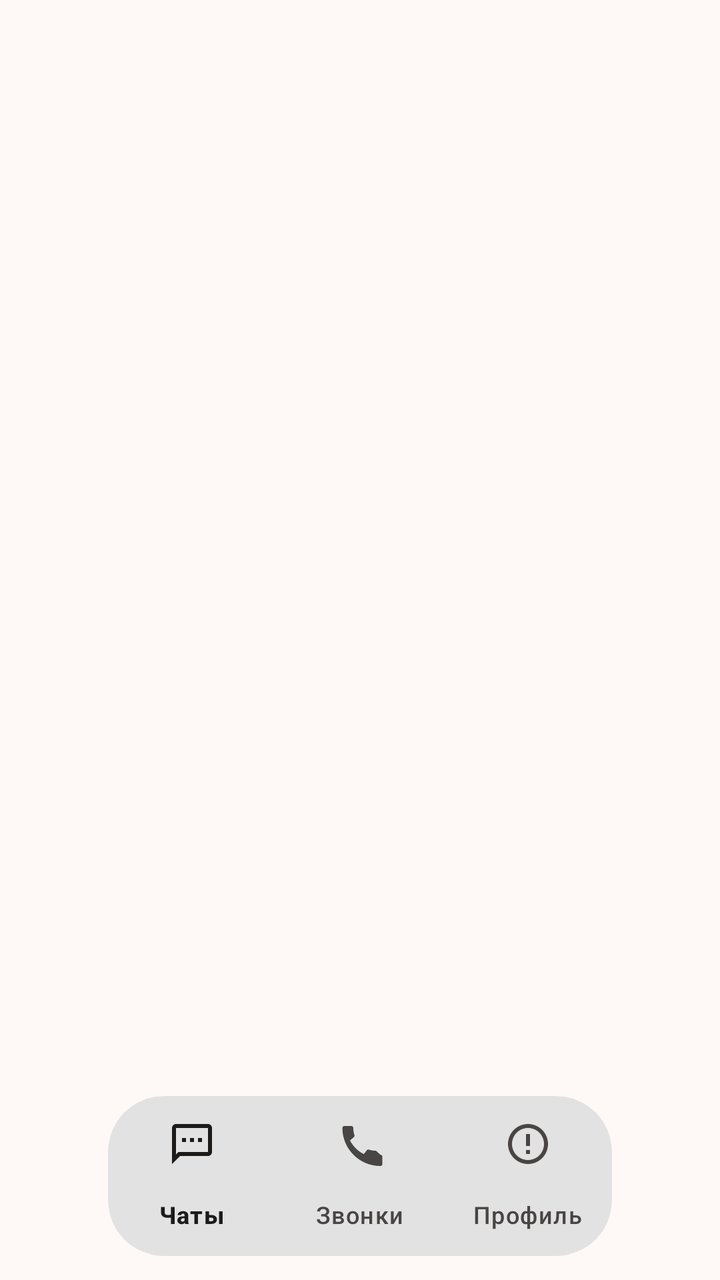
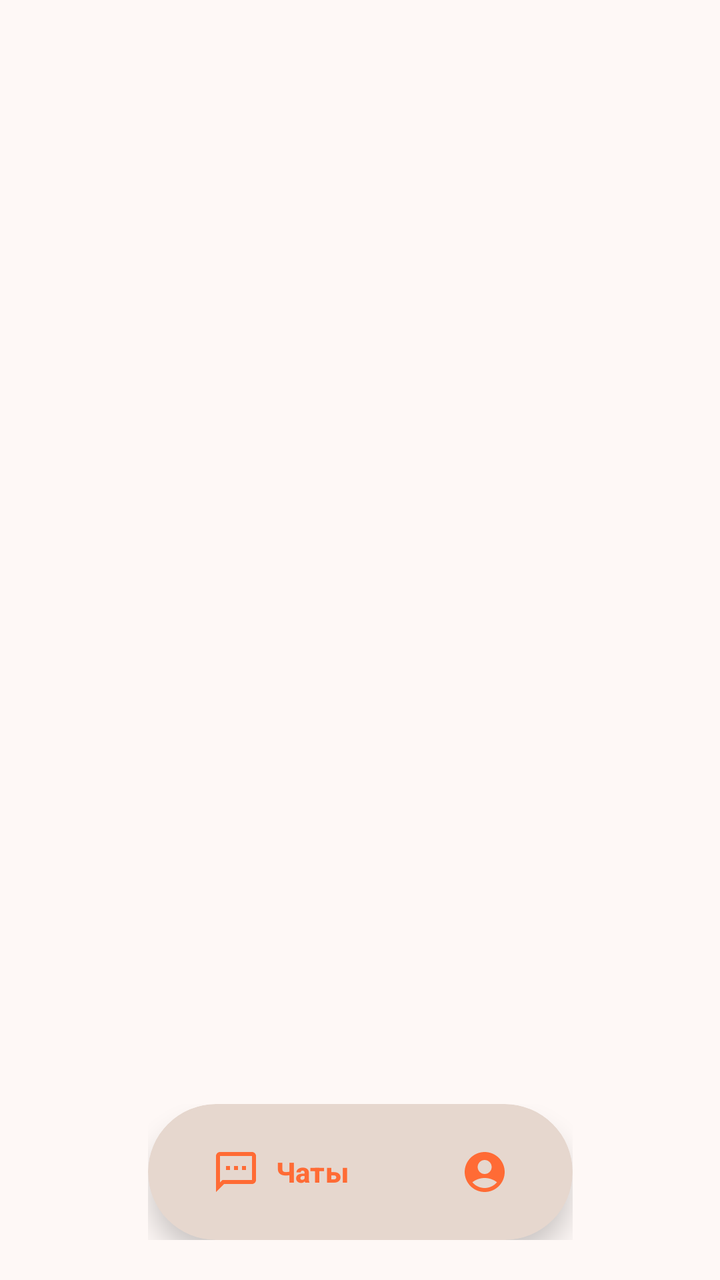

An Android layout rendered at two revisions. The XML below is the earlier revision; the diff shows what the commit changed to produce the second picture.
<!-- AndroidManifest.xml: activity theme Theme.BarkfluffClientAndroid -->
<!-- res/layout/activity_main.xml -->
<?xml version="1.0" encoding="utf-8"?>
<androidx.constraintlayout.widget.ConstraintLayout xmlns:android="http://schemas.android.com/apk/res/android"
    xmlns:app="http://schemas.android.com/apk/res-auto"
    android:layout_width="match_parent"
    android:layout_height="match_parent"
    android:background="?android:attr/colorBackground"
    android:fitsSystemWindows="true">

    
    <FrameLayout
        android:id="@+id/fragmentContainer"
        android:layout_width="0dp"
        android:layout_height="0dp"
        app:layout_constraintTop_toTopOf="parent"
        app:layout_constraintBottom_toBottomOf="parent"
        app:layout_constraintStart_toStartOf="parent"
        app:layout_constraintEnd_toEndOf="parent" />

    
    <com.google.android.material.card.MaterialCardView
        android:id="@+id/bottomNavCard"
        android:layout_width="0dp"
        android:layout_height="wrap_content"
        android:layout_marginBottom="12dp"
        app:layout_constraintWidth_max="252dp"
        app:cardBackgroundColor="?attr/colorSurfaceContainerHighest"
        app:cardCornerRadius="28dp"
        app:cardElevation="0dp"
        app:strokeWidth="0dp"
        app:layout_constraintBottom_toBottomOf="parent"
        app:layout_constraintStart_toStartOf="parent"
        app:layout_constraintEnd_toEndOf="parent">

        <com.google.android.material.bottomnavigation.BottomNavigationView
            android:id="@+id/bottomNavigation"
            android:layout_width="match_parent"
            android:layout_height="wrap_content"
            android:background="@android:color/transparent"
            android:paddingStart="0dp"
            android:paddingEnd="0dp"
            app:itemActiveIndicatorStyle="@style/BottomNav.ActiveIndicator.Compact"
            app:itemHorizontalTranslationEnabled="false"
            app:itemIconTint="@color/bottom_nav_item_color"
            app:itemTextColor="@color/bottom_nav_item_color"
            app:labelVisibilityMode="labeled"
            app:menu="@menu/bottom_nav_menu" />

    </com.google.android.material.card.MaterialCardView>

    <com.google.android.material.floatingactionbutton.FloatingActionButton
        android:id="@+id/createChatFab"
        style="?attr/floatingActionButtonSmallStyle"
        android:layout_width="wrap_content"
        android:layout_height="wrap_content"
        android:layout_marginEnd="16dp"
        android:layout_marginBottom="16dp"
        android:contentDescription="@string/cd_create_chat"
        android:visibility="gone"
        app:backgroundTint="?attr/colorPrimaryContainer"
        app:srcCompat="@drawable/ic_add_chat"
        app:tint="?attr/colorOnPrimaryContainer"
        app:layout_constraintBottom_toTopOf="@id/bottomNavCard"
        app:layout_constraintEnd_toEndOf="parent" />

</androidx.constraintlayout.widget.ConstraintLayout>
<!-- resources referenced by this layout -->
<resources>
  <!-- drawable ic_add_chat (drawable) -->
  <vector xmlns:android="http://schemas.android.com/apk/res/android"
      android:width="24dp"
      android:height="24dp"
      android:viewportWidth="24"
      android:viewportHeight="24">
      <path android:fillColor="#FF000000" android:pathData="M20,2L4,2c-1.1,0 -2,0.9 -2,2v12c0,1.1 0.9,2 2,2h4l4,4 4,-4h4c1.1,0 2,-0.9 2,-2L22,4c0,-1.1 -0.9,-2 -2,-2zM13,11h-2v2L9,13v-2L7,11L7,9h2L9,7h2v2h2v2z" />
  </vector>
  <string name="cd_create_chat">Создать чат</string>
  <style name="BottomNav.ActiveIndicator.Compact" parent="Widget.Material3.BottomNavigationView.ActiveIndicator">
          <item name="android:color">?attr/colorPrimaryContainer</item>
          <item name="android:height">40dp</item>
          <item name="android:width">56dp</item>
          <item name="shapeAppearance">@style/BottomNav.ActiveIndicator.Shape.Compact</item>
      </style>
  <style name="BottomNav.ActiveIndicator.Shape.Compact" parent="ShapeAppearance.Material3.Corner.Full">
          <item name="cornerSize">14dp</item>
      </style>
  <color name="error">#BA1A1A</color>
  <color name="surface">#FEF8F6</color>
  <color name="outline">#7C7775</color>
  <!-- unchanged entries left out for length: 30 -->
</resources>

<!-- the commit's change to res/layout/activity_main.xml (unified diff, before → after) -->
@@ -17,49 +17,174 @@
         app:layout_constraintEnd_toEndOf="parent" />
 
     
-    <com.google.android.material.card.MaterialCardView
-        android:id="@+id/bottomNavCard"
+    <com.google.android.material.bottomnavigation.BottomNavigationView
+        android:id="@+id/bottomNavigation"
         android:layout_width="0dp"
-        android:layout_height="wrap_content"
-        android:layout_marginBottom="12dp"
-        app:layout_constraintWidth_max="252dp"
-        app:cardBackgroundColor="?attr/colorSurfaceContainerHighest"
-        app:cardCornerRadius="28dp"
-        app:cardElevation="0dp"
-        app:strokeWidth="0dp"
-        app:layout_constraintBottom_toBottomOf="parent"
-        app:layout_constraintStart_toStartOf="parent"
-        app:layout_constraintEnd_toEndOf="parent">
+        android:layout_height="0dp"
+        android:visibility="gone" />
 
-        <com.google.android.material.bottomnavigation.BottomNavigationView
-            android:id="@+id/bottomNavigation"
-            android:layout_width="match_parent"
-            android:layout_height="wrap_content"
-            android:background="@android:color/transparent"
-            android:paddingStart="0dp"
-            android:paddingEnd="0dp"
-            app:itemActiveIndicatorStyle="@style/BottomNav.ActiveIndicator.Compact"
-            app:itemHorizontalTranslationEnabled="false"
-            app:itemIconTint="@color/bottom_nav_item_color"
-            app:itemTextColor="@color/bottom_nav_item_color"
-            app:labelVisibilityMode="labeled"
-            app:menu="@menu/bottom_nav_menu" />
-
-    </com.google.android.material.card.MaterialCardView>
-
-    <com.google.android.material.floatingactionbutton.FloatingActionButton
-        android:id="@+id/createChatFab"
-        style="?attr/floatingActionButtonSmallStyle"
+    
+    <LinearLayout
+        android:id="@+id/floatingNavContainer"
         android:layout_width="wrap_content"
         android:layout_height="wrap_content"
-        android:layout_marginEnd="16dp"
-        android:layout_marginBottom="16dp"
-        android:contentDescription="@string/cd_create_chat"
-        android:visibility="gone"
-        app:backgroundTint="?attr/colorPrimaryContainer"
-        app:srcCompat="@drawable/ic_add_chat"
-        app:tint="?attr/colorOnPrimaryContainer"
-        app:layout_constraintBottom_toTopOf="@id/bottomNavCard"
-        app:layout_constraintEnd_toEndOf="parent" />
+        android:layout_marginBottom="20dp"
+        android:clipChildren="false"
+        android:clipToPadding="false"
+        android:gravity="center_vertical"
+        android:orientation="horizontal"
+        app:layout_constraintBottom_toBottomOf="parent"
+        app:layout_constraintEnd_toEndOf="parent"
+        app:layout_constraintStart_toStartOf="parent">
+
+        <com.google.android.material.card.MaterialCardView
+            android:id="@+id/bottomNavCard"
+            android:layout_width="wrap_content"
+            android:layout_height="68dp"
+            android:clipChildren="false"
+            android:clipToPadding="false"
+            app:cardBackgroundColor="@color/floating_nav_group"
+            app:cardCornerRadius="34dp"
+            app:cardElevation="8dp"
+            app:cardUseCompatPadding="false"
+            app:strokeWidth="0dp">
+
+            <LinearLayout
+                android:id="@+id/floatingNavTabs"
+                android:layout_width="wrap_content"
+                android:layout_height="match_parent"
+                android:clipChildren="false"
+                android:clipToPadding="false"
+                android:gravity="center_vertical"
+                android:orientation="horizontal"
+                android:padding="8dp">
+
+                <FrameLayout
+                    android:id="@+id/chatNavTab"
+                    android:layout_width="wrap_content"
+                    android:layout_height="52dp"
+                    android:clipChildren="false"
+                    android:clipToPadding="false">
+
+                    <com.google.android.material.button.MaterialButton
+                        android:id="@+id/chatNavButton"
+                        style="?attr/materialButtonOutlinedStyle"
+                        android:layout_width="wrap_content"
+                        android:layout_height="52dp"
+                        android:insetTop="0dp"
+                        android:insetBottom="0dp"
+                        android:minWidth="0dp"
+                        android:minHeight="0dp"
+                        android:text="@string/nav_chats"
+                        android:textAllCaps="false"
+                        android:textStyle="bold"
+                        app:cornerRadius="26dp"
+                        app:icon="@drawable/ic_chat_bubble"
+                        app:iconGravity="textStart"
+                        app:iconPadding="8dp"
+                        app:iconSize="24dp"
+                        app:strokeWidth="0dp" />
+
+                    <TextView
+                        android:id="@+id/chatUnreadBadge"
+                        android:layout_width="wrap_content"
+                        android:layout_height="17dp"
+                        android:layout_gravity="top|end"
+                        android:background="@drawable/bg_floating_nav_badge"
+                        android:gravity="center"
+                        android:minWidth="17dp"
+                        android:paddingHorizontal="4dp"
+                        android:textColor="@color/floating_nav_badge_text"
+                        android:textSize="10sp"
+                        android:textStyle="bold"
+                        android:translationX="4dp"
+                        android:translationY="-4dp"
+                        android:visibility="gone" />
+
+                </FrameLayout>
+
+                <FrameLayout
+                    android:id="@+id/callsNavTab"
+                    android:layout_width="wrap_content"
+                    android:layout_height="52dp"
+                    android:layout_marginStart="8dp"
+                    android:visibility="gone">
+
+                    <com.google.android.material.button.MaterialButton
+                        android:id="@+id/callsNavButton"
+                        style="?attr/materialButtonOutlinedStyle"
+                        android:layout_width="wrap_content"
+                        android:layout_height="52dp"
+                        android:insetTop="0dp"
+                        android:insetBottom="0dp"
+                        android:minWidth="0dp"
+                        android:minHeight="0dp"
+                        android:textAllCaps="false"
+                        android:textStyle="bold"
+                        app:cornerRadius="26dp"
+                        app:icon="@drawable/ic_phone"
+                        app:iconGravity="textStart"
+                        app:iconPadding="0dp"
+                        app:iconSize="24dp"
+                        app:strokeWidth="0dp" />
+
+                </FrameLayout>
+
+                <FrameLayout
+                    android:id="@+id/profileNavTab"
+                    android:layout_width="wrap_content"
+                    android:layout_height="52dp"
+                    android:layout_marginStart="8dp">
+
+                    <com.google.android.material.button.MaterialButton
+                        android:id="@+id/profileNavButton"
+                        style="?attr/materialButtonOutlinedStyle"
+                        android:layout_width="wrap_content"
+                        android:layout_height="52dp"
+                        android:insetTop="0dp"
+                        android:insetBottom="0dp"
+                        android:minWidth="0dp"
+                        android:minHeight="0dp"
+                        android:textAllCaps="false"
+                        android:textStyle="bold"
+                        app:cornerRadius="26dp"
+                        app:icon="@drawable/ic_account"
+                        app:iconGravity="textStart"
+                        app:iconPadding="0dp"
+                        app:iconSize="24dp"
+                        app:strokeWidth="0dp" />
+
+                    <View
+                        android:id="@+id/profileUpdateBadge"
+                        android:layout_width="8dp"
+                        android:layout_height="8dp"
+                        android:layout_gravity="top|end"
+                        android:background="@drawable/bg_floating_nav_update_badge"
+                        android:translationX="-2dp"
+                        android:translationY="4dp"
+                        android:visibility="gone" />
+
+                </FrameLayout>
+
+            </LinearLayout>
+
+        </com.google.android.material.card.MaterialCardView>
+
+        <com.google.android.material.floatingactionbutton.FloatingActionButton
+            android:id="@+id/createChatFab"
+            android:layout_width="64dp"
+            android:layout_height="64dp"
+            android:layout_marginStart="10dp"
+            android:contentDescription="@string/cd_new_chat"
+            android:visibility="gone"
+            app:backgroundTint="@color/floating_nav_fab"
+            app:fabCustomSize="64dp"
+            app:maxImageSize="26dp"
+            app:rippleColor="@color/floating_nav_active"
+            app:shapeAppearanceOverlay="@style/ShapeAppearanceOverlay.Barkfluff.FloatingNavFab"
+            app:srcCompat="@drawable/ic_edit_square"
+            app:tint="@color/floating_nav_fab_content" />
+
+    </LinearLayout>
 
 </androidx.constraintlayout.widget.ConstraintLayout>
<!-- resource entries referenced after the edit -->
@@ -1,23 +1,84 @@
 <!-- resources referenced by this layout -->
 <resources>
-  <!-- drawable ic_add_chat (drawable) -->
+  <color name="floating_nav_active">#8C351C</color>
+  <color name="floating_nav_badge_text">#8C351C</color>
+  <color name="floating_nav_fab">#F0DDD4</color>
+  <color name="floating_nav_fab_content">#8C351C</color>
+  <color name="floating_nav_group">#E6D7CE</color>
+  <!-- drawable bg_floating_nav_badge (drawable) -->
+  <?xml version="1.0" encoding="utf-8"?>
+  <shape xmlns:android="http://schemas.android.com/apk/res/android"
+      android:shape="rectangle">
+      <solid android:color="@color/floating_nav_badge" />
+      <corners android:radius="9dp" />
+  </shape>
+  <!-- drawable bg_floating_nav_update_badge (drawable) -->
+  <?xml version="1.0" encoding="utf-8"?>
+  <shape xmlns:android="http://schemas.android.com/apk/res/android"
+      android:shape="oval">
+      <solid android:color="@color/floating_nav_update_badge" />
+  </shape>
+  <!-- drawable ic_account (drawable) -->
+  <?xml version="1.0" encoding="utf-8"?>
   <vector xmlns:android="http://schemas.android.com/apk/res/android"
       android:width="24dp"
       android:height="24dp"
       android:viewportWidth="24"
       android:viewportHeight="24">
-      <path android:fillColor="#FF000000" android:pathData="M20,2L4,2c-1.1,0 -2,0.9 -2,2v12c0,1.1 0.9,2 2,2h4l4,4 4,-4h4c1.1,0 2,-0.9 2,-2L22,4c0,-1.1 -0.9,-2 -2,-2zM13,11h-2v2L9,13v-2L7,11L7,9h2L9,7h2v2h2v2z" />
+      <path
+          android:fillColor="?attr/colorOnSurface"
+          android:pathData="M12,2C6.48,2 2,6.48 2,12s4.48,10 10,10 10,-4.48 10,-10S17.52,2 12,2zM12,6c1.93,0 3.5,1.57 3.5,3.5S13.93,13 12,13s-3.5,-1.57 -3.5,-3.5S10.07,6 12,6zM12,20c-2.03,0 -4.43,-0.82 -6.14,-2.88C7.55,15.8 9.68,15 12,15s4.45,0.8 6.14,2.12C16.43,19.18 14.03,20 12,20z"/>
   </vector>
-  <string name="cd_create_chat">Создать чат</string>
-  <style name="BottomNav.ActiveIndicator.Compact" parent="Widget.Material3.BottomNavigationView.ActiveIndicator">
-          <item name="android:color">?attr/colorPrimaryContainer</item>
-          <item name="android:height">40dp</item>
-          <item name="android:width">56dp</item>
-          <item name="shapeAppearance">@style/BottomNav.ActiveIndicator.Shape.Compact</item>
+  <!-- drawable ic_chat_bubble (drawable) -->
+  <?xml version="1.0" encoding="utf-8"?>
+  <vector xmlns:android="http://schemas.android.com/apk/res/android"
+      android:width="24dp"
+      android:height="24dp"
+      android:viewportWidth="24"
+      android:viewportHeight="24">
+      <path
+          android:fillColor="@android:color/white"
+          android:pathData="M20,2H4C2.9,2 2,2.9 2,4v18l4,-4h14c1.1,0 2,-0.9 2,-2V4C22,2.9 21.1,2 20,2zM20,16H5.17L4,17.17V4h16V16z" />
+      <path
+          android:fillColor="@android:color/white"
+          android:pathData="M7,9h2v2h-2z" />
+      <path
+          android:fillColor="@android:color/white"
+          android:pathData="M11,9h2v2h-2z" />
+      <path
+          android:fillColor="@android:color/white"
+          android:pathData="M15,9h2v2h-2z" />
+  </vector>
+  <!-- drawable ic_edit_square (drawable) -->
+  <?xml version="1.0" encoding="utf-8"?>
+  <vector xmlns:android="http://schemas.android.com/apk/res/android"
+      android:width="24dp"
+      android:height="24dp"
+      android:viewportWidth="24"
+      android:viewportHeight="24">
+      <path
+          android:fillColor="#FF000000"
+          android:pathData="M3,3h13v2H5v14h14v-11h2v13H3zM20.71,4.04c0.39,-0.39 0.39,-1.02 0,-1.41l-1.34,-1.34c-0.39,-0.39 -1.02,-0.39 -1.41,0L8,11.25V15h3.75L21.71,4.04zM10.92,13H10v-0.92l8.66,-8.66 0.92,0.92L10.92,13z" />
+  </vector>
+  <!-- drawable ic_phone (drawable) -->
+  <?xml version="1.0" encoding="utf-8"?>
+  <vector xmlns:android="http://schemas.android.com/apk/res/android"
+      android:width="24dp"
+      android:height="24dp"
+      android:viewportWidth="24"
+      android:viewportHeight="24">
+      <path
+          android:fillColor="?attr/colorOnSurface"
+          android:pathData="M20.01,15.38c-1.23,0 -2.42,-0.2 -3.53,-0.56 -0.35,-0.12 -0.74,-0.03 -1.01,0.24l-1.57,1.97c-2.83,-1.35 -5.48,-3.9 -6.89,-6.83l1.95,-1.66c0.27,-0.28 0.35,-0.67 0.24,-1.02 -0.37,-1.11 -0.56,-2.3 -0.56,-3.53 0,-0.54 -0.45,-0.99 -0.99,-0.99L4.19,3.01c-0.54,0 -0.99,0.45 -0.99,0.99 0,10.49 8.51,19 19,19 0.54,0 0.99,-0.45 0.99,-0.99v-3.63c0,-0.55 -0.45,-1 -0.99,-1z"/>
+  </vector>
+  <string name="cd_new_chat">Новый чат</string>
+  <string name="nav_chats">Чаты</string>
+  <style name="ShapeAppearanceOverlay.Barkfluff.FloatingNavFab" parent="">
+          <item name="cornerFamily">rounded</item>
+          <item name="cornerSize">22dp</item>
       </style>
-  <style name="BottomNav.ActiveIndicator.Shape.Compact" parent="ShapeAppearance.Material3.Corner.Full">
-          <item name="cornerSize">14dp</item>
-      </style>
+  <color name="floating_nav_badge">#FBF4F0</color>
+  <color name="floating_nav_update_badge">#BA1A1A</color>
   <color name="error">#BA1A1A</color>
   <color name="surface">#FEF8F6</color>
   <color name="outline">#7C7775</color>
